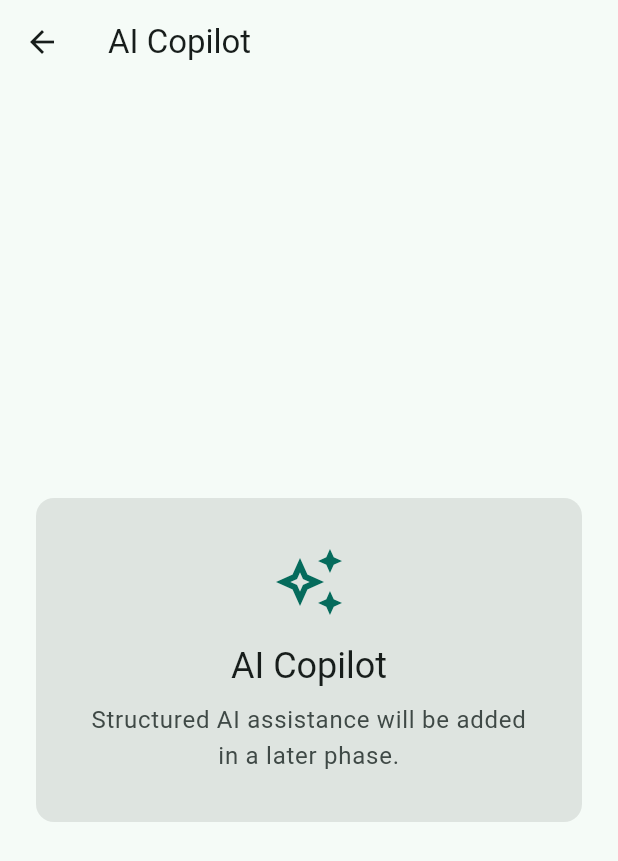
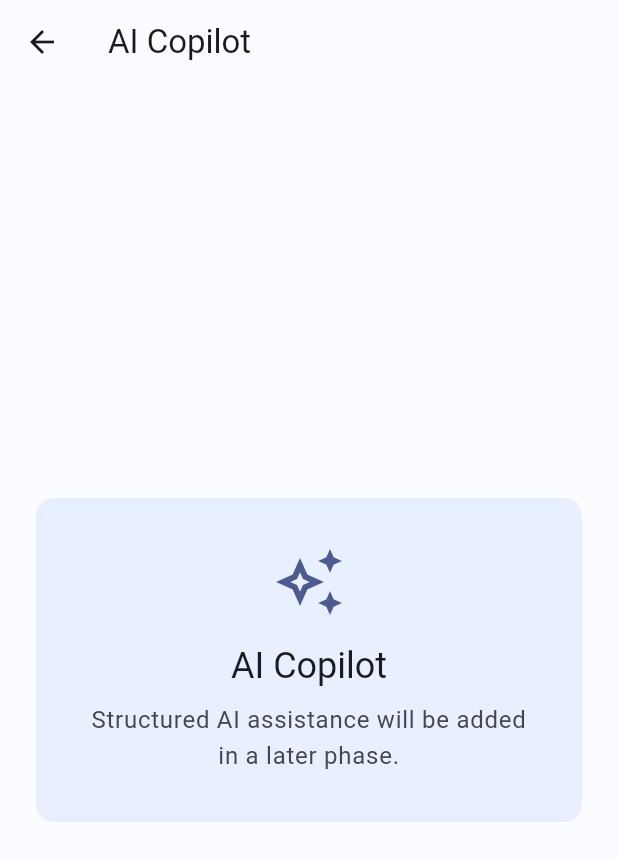
Before and after one commit to mahmoud-yassin10/My-Planner, a Flutter app: the screen it shows after launch, after a tap on the "auto awesome" icon, on a phone screen of 412 x 824 dp. Shown: the top 861 px of the screen. Run offline on Flutter 3.47's test engine with Material 3 defaults, Android fonts, the phone set to English and light mode, and no system bars; our stand-ins replace flutter_riverpod, go_router.

Commit message:
feat: Update seed color and enhance theme color schemes for light and dark modes

```diff
--- a/lib/app/theme/app_theme.dart
+++ b/lib/app/theme/app_theme.dart
@@ -20,7 +20,7 @@ abstract final class AppRadii {
 }
 
 abstract final class AppTheme {
-  static const _seedColor = Color(0xFF386A5F);
+  static const _seedColor = Color(0xFF1D4ED8);
 
   static ThemeData get light {
     final colorScheme = ColorScheme.fromSeed(
@@ -28,7 +28,13 @@ abstract final class AppTheme {
       brightness: Brightness.light,
     );
 
-    return _themeFrom(colorScheme);
+    return _themeFrom(
+      colorScheme.copyWith(
+        surface: const Color(0xFFFAFCFF),
+        surfaceContainerHighest: const Color(0xFFE8F0FF),
+        outline: const Color(0xFF6B7280),
+      ),
+    );
   }
 
   static ThemeData get dark {
@@ -37,7 +43,13 @@ abstract final class AppTheme {
       brightness: Brightness.dark,
     );
 
-    return _themeFrom(colorScheme);
+    return _themeFrom(
+      colorScheme.copyWith(
+        surface: const Color(0xFF080B12),
+        surfaceContainerHighest: const Color(0xFF111827),
+        outline: const Color(0xFF64748B),
+      ),
+    );
   }
 
   static ThemeData _themeFrom(ColorScheme colorScheme) {
```
